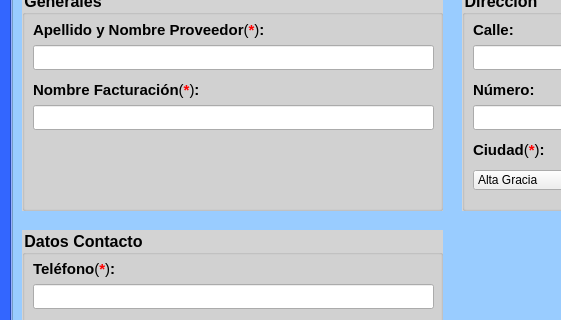
Above: Views/proveedores.ui from Miguel8819/Sistema_TweetyTesis before the change; both pictures show x 0 to 561 and y 157 to 477 of the 1021 by 669 pixel window. Below: the same form after it.
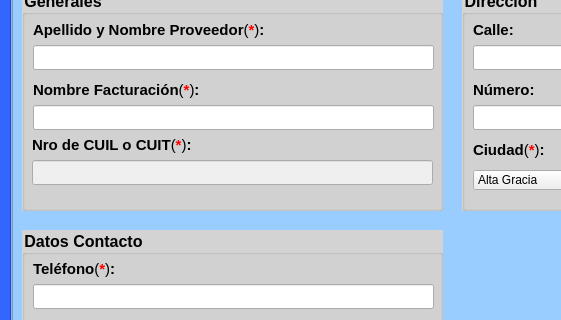
That is the form after the change. The open tabs and pages were chosen to show the change. Icons and pictures are not drawn.

Commit message: Modificar proveedores, clientes, productos

Patch:
```diff
--- a/Views/proveedores.ui
+++ b/Views/proveedores.ui
@@ -4565,6 +4565,56 @@
         <set>Qt::AlignCenter</set>
        </property>
       </widget>
+      <widget class="QLabel" name="cuilOcuit_2">
+       <property name="geometry">
+        <rect>
+         <x>10</x>
+         <y>146</y>
+         <width>181</width>
+         <height>18</height>
+        </rect>
+       </property>
+       <property name="font">
+        <font>
+         <pointsize>11</pointsize>
+         <weight>75</weight>
+         <bold>true</bold>
+         <underline>false</underline>
+        </font>
+       </property>
+       <property name="text">
+        <string>&lt;html&gt;&lt;head/&gt;&lt;body&gt;&lt;p&gt;Nro de CUIL o CUIT&lt;span style=&quot; font-weight:400;&quot;&gt;(&lt;/span&gt;&lt;span style=&quot; color:#ff0000;&quot;&gt;*&lt;/span&gt;&lt;span style=&quot; font-weight:400;&quot;&gt;)&lt;/span&gt;:&lt;/p&gt;&lt;/body&gt;&lt;/html&gt;</string>
+       </property>
+      </widget>
+      <widget class="QLineEdit" name="show_nroCuil">
+       <property name="enabled">
+        <bool>false</bool>
+       </property>
+       <property name="geometry">
+        <rect>
+         <x>10</x>
+         <y>170</y>
+         <width>401</width>
+         <height>25</height>
+        </rect>
+       </property>
+       <property name="font">
+        <font>
+         <pointsize>12</pointsize>
+         <weight>50</weight>
+         <bold>false</bold>
+        </font>
+       </property>
+       <property name="text">
+        <string/>
+       </property>
+       <property name="maxLength">
+        <number>12</number>
+       </property>
+       <property name="alignment">
+        <set>Qt::AlignCenter</set>
+       </property>
+      </widget>
      </widget>
      <widget class="QLabel" name="label_BcodProv">
       <property name="geometry">
```
Left out of the diff: 97 changed lines with no effect on the pictures. The commit also changes 17 other files.
